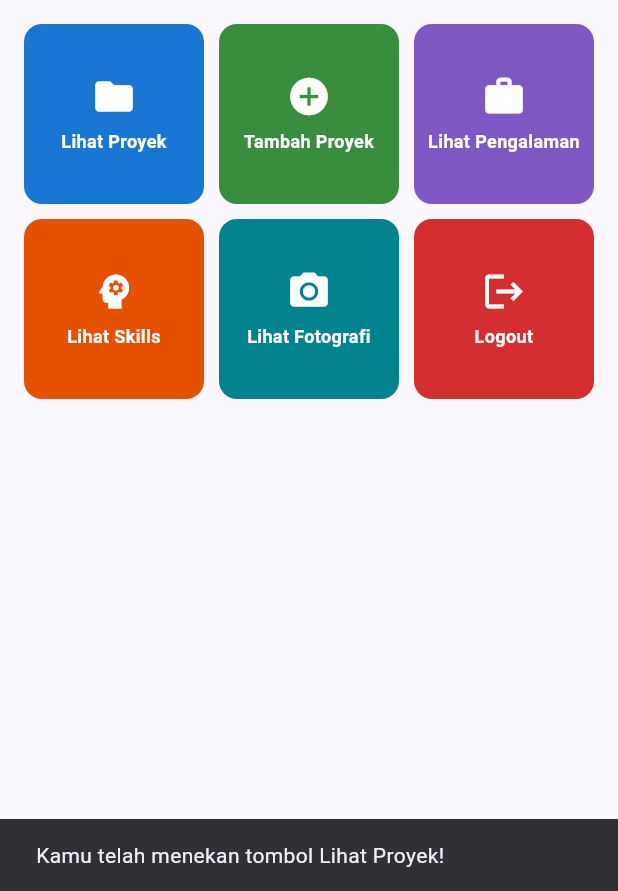
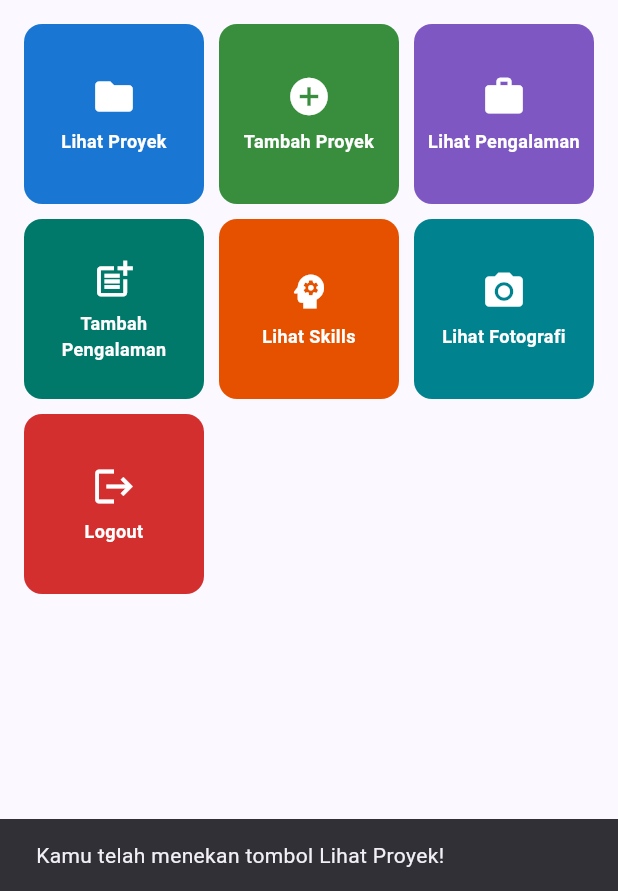
Before and after one commit to Kiara996/myportfolio_mobile, a Flutter app: the screen it shows after launch, after a tap on "Lihat Proyek", on a phone screen of 412 x 824 dp, the part 345-1236 px from its top. Run offline on Flutter 3.47's test engine with Material 3 defaults, Android fonts, the phone set to English and light mode, and no system bars; our stand-ins replace material_ui.

Commit message:
feat(tugas8): add Tambah Pengalaman action card with destination routing

```diff
--- a/lib/screens/menu.dart
+++ b/lib/screens/menu.dart
@@ -1,4 +1,6 @@
 import 'package:material_ui/material_ui.dart';
+import 'package:myportofolio_mobile/screens/experience_form.dart';
+import 'package:myportofolio_mobile/screens/project_form.dart';
 import 'package:myportofolio_mobile/widgets/left_drawer.dart';
 import 'package:myportofolio_mobile/widgets/project_card.dart';
 
@@ -15,8 +17,19 @@ class MyHomePage extends StatelessWidget {
 
   final List<ItemHomepage> items = [
     ItemHomepage("Lihat Proyek", Icons.folder, Colors.blue.shade700),
-    ItemHomepage("Tambah Proyek", Icons.add_circle, Colors.green.shade700),
+    ItemHomepage(
+      "Tambah Proyek",
+      Icons.add_circle,
+      Colors.green.shade700,
+      destination: (context) => const ProjectFormPage(),
+    ),
     ItemHomepage("Lihat Pengalaman", Icons.work, Colors.deepPurple.shade400),
+    ItemHomepage(
+      "Tambah Pengalaman",
+      Icons.post_add,
+      Colors.teal.shade700,
+      destination: (context) => const ExperienceFormPage(),
+    ),
     ItemHomepage("Lihat Skills", Icons.psychology, Colors.orange.shade900),
     ItemHomepage("Lihat Fotografi", Icons.photo_camera, Colors.cyan.shade800),
     ItemHomepage(
--- a/lib/widgets/project_card.dart
+++ b/lib/widgets/project_card.dart
@@ -1,19 +1,26 @@
 import 'package:material_ui/material_ui.dart';
-import 'package:myportofolio_mobile/screens/project_form.dart';
 
-/// Data satu tombol menu. [confirmMessage] diisi bila aksi perlu dikonfirmasi.
+/// Data satu tombol menu. [destination] diisi bila tombol membuka halaman lain,
+/// [confirmMessage] diisi bila aksi perlu dikonfirmasi.
 class ItemHomepage {
   final String name;
   final IconData icon;
   final Color color;
   final String? confirmMessage;
+  final WidgetBuilder? destination;
 
-  ItemHomepage(this.name, this.icon, this.color, {this.confirmMessage});
+  ItemHomepage(
+    this.name,
+    this.icon,
+    this.color, {
+    this.confirmMessage,
+    this.destination,
+  });
 }
 
 /// Tombol menu berbentuk kartu. Menampilkan SnackBar saat ditekan, membuka
-/// [ProjectFormPage] untuk "Tambah Proyek", dan dialog konfirmasi tambahan
-/// jika item memiliki [ItemHomepage.confirmMessage].
+/// [ItemHomepage.destination] lewat Navigator.push bila ada, dan dialog
+/// konfirmasi tambahan jika item memiliki [ItemHomepage.confirmMessage].
 class ItemCard extends StatelessWidget {
   final ItemHomepage item;
 
@@ -28,11 +35,9 @@ class ItemCard extends StatelessWidget {
         SnackBar(content: Text("Kamu telah menekan tombol ${item.name}!")),
       );
 
-    if (item.name == "Tambah Proyek") {
-      Navigator.push(
-        context,
-        MaterialPageRoute(builder: (context) => const ProjectFormPage()),
-      );
+    final destination = item.destination;
+    if (destination != null) {
+      Navigator.push(context, MaterialPageRoute(builder: destination));
       return;
     }
 
```
Also changed, not shown: 1 other file.
